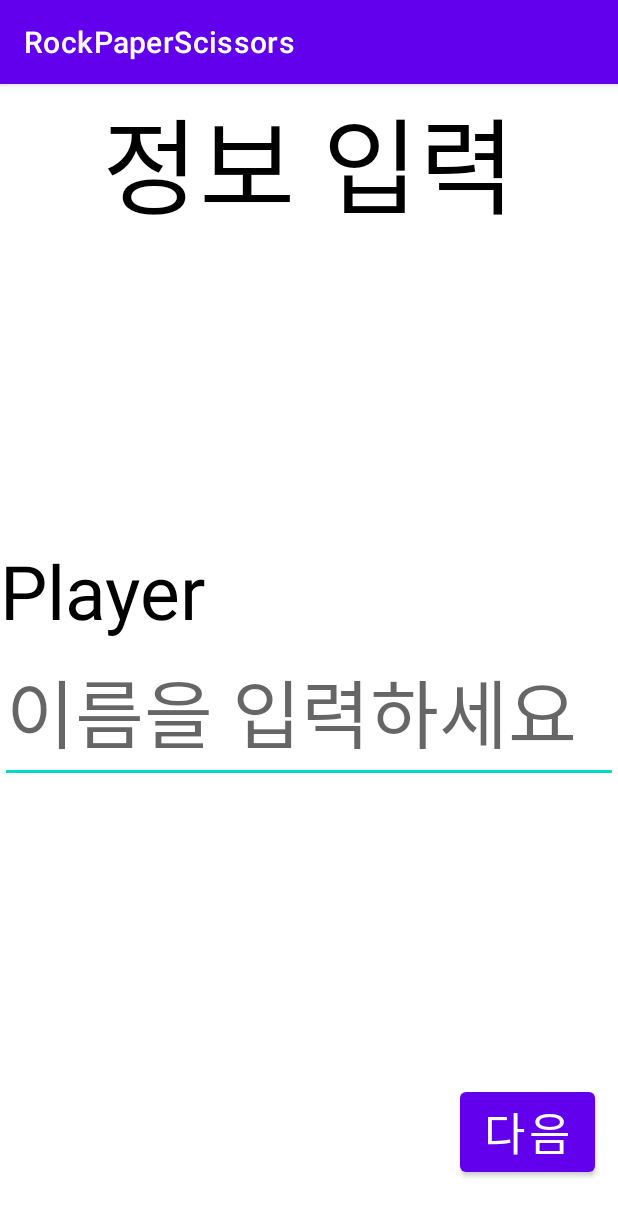
After one commit to tkdgml822/School_Android, an Android app: the PlayerNameInput screen opened directly, with no data from a screen before it, on a phone screen of 412 x 824 dp. The commit adds this screen. Shown: the top 1216 px of the screen. Run offline under Robolectric (Android 15) with nearby library versions, the phone set to English and light mode, and no system bars.

Commit message:
유저정보 입력 창

```diff
--- a/app/src/main/AndroidManifest.xml
+++ b/app/src/main/AndroidManifest.xml
@@ -13,6 +13,9 @@
         android:theme="@style/Theme.RockPaperScissors"
         tools:targetApi="31">
         <activity
+            android:name=".PlayerNameInput"
+            android:exported="false" />
+        <activity
             android:name=".Intro"
             android:exported="false" />
         <activity
--- /dev/null
+++ b/app/src/main/java/com/cookandroid/rockpaperscissors/PlayerNameInput.java
@@ -0,0 +1,14 @@
+package com.cookandroid.rockpaperscissors;
+
+import androidx.appcompat.app.AppCompatActivity;
+
+import android.os.Bundle;
+
+public class PlayerNameInput extends AppCompatActivity {
+
+    @Override
+    protected void onCreate(Bundle savedInstanceState) {
+        super.onCreate(savedInstanceState);
+        setContentView(R.layout.activity_player_name_input);
+    }
+}
--- a/app/src/main/res/layout/activity_intro.xml
+++ b/app/src/main/res/layout/activity_intro.xml
@@ -20,7 +20,7 @@
         android:layout_marginTop="30dp"
         android:layout_width="wrap_content"
         android:layout_height="300dp"
-        android:src="@drawable/rockpaperScissors"  />
+        android:src="@drawable/intro"  />
 
     <Button
         android:background="@color/white"
--- /dev/null
+++ b/app/src/main/res/layout/activity_player_name_input.xml
@@ -0,0 +1,42 @@
+<?xml version="1.0" encoding="utf-8"?>
+<LinearLayout xmlns:android="http://schemas.android.com/apk/res/android"
+    xmlns:app="http://schemas.android.com/apk/res-auto"
+    xmlns:tools="http://schemas.android.com/tools"
+    android:layout_width="match_parent"
+    android:layout_height="match_parent"
+    tools:context=".PlayerNameInput"
+    android:orientation="vertical">
+
+    <TextView
+        android:layout_width="match_parent"
+        android:layout_height="wrap_content"
+        android:text="정보 입력"
+        android:textSize="70sp"
+        android:textColor="@color/black"
+        android:gravity="center"/>
+
+    <TextView
+        android:layout_marginTop="200dp"
+        android:layout_width="match_parent"
+        android:layout_height="wrap_content"
+        android:text="Player"
+        android:textSize="50sp"
+        android:textColor="@color/black"/>
+
+    <EditText
+        android:id="@+id/userName"
+        android:textSize="50sp"
+        android:layout_width="match_parent"
+        android:layout_height="wrap_content"
+        android:hint="이름을 입력하세요" />
+
+    <Button
+        android:id="@+id/nextButton"
+        android:layout_gravity="right"
+        android:layout_width="wrap_content"
+        android:layout_height="wrap_content"
+        android:text="다음"
+        android:textSize="30sp"
+        android:layout_marginEnd="15dp"
+        android:layout_marginTop="200dp"/>
+</LinearLayout>
```
Also changed, not shown: app/src/main/res/drawable/intro.png (renamed from app/src/main/res/drawable/rockpaperScissors.png).
